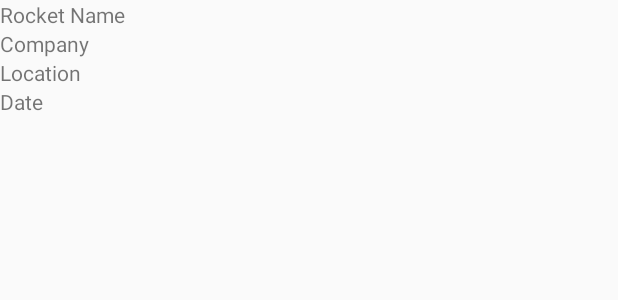
After one commit to petrasonic/launch-now-android, an Android app: the layout listview_general_rocket_info_row.xml on its own in the app's theme, with its tools: preview values and no code run, on a phone screen of 412 x 824 dp. The commit adds this screen. Shown: the top 300 px of the screen. Run offline under Robolectric (Android 15) with nearby library versions, the phone set to English and light mode, and no system bars.

Commit message:
Adding basic list view to MainActivity

```diff
--- /dev/null
+++ b/app/src/main/res/layout/listview_designed_general_rocket_info_row.xml
@@ -0,0 +1,6 @@
+<?xml version="1.0" encoding="utf-8"?>
+<LinearLayout
+    xmlns:android="http://schemas.android.com/apk/res/android" android:layout_width="match_parent"
+    android:layout_height="match_parent" android:orientation="vertical">
+
+</LinearLayout>
--- /dev/null
+++ b/app/src/main/res/layout/listview_general_rocket_info_row.xml
@@ -0,0 +1,35 @@
+<?xml version="1.0" encoding="utf-8"?>
+<LinearLayout
+    xmlns:android="http://schemas.android.com/apk/res/android" android:layout_width="match_parent"
+    android:orientation="vertical"
+    android:layout_height="match_parent">
+
+    <TextView
+        android:id="@+id/general_rocket_name"
+        android:layout_width="wrap_content"
+        android:layout_height="wrap_content"
+        android:gravity="center"
+        android:text="Rocket Name" />
+
+    <TextView
+        android:id="@+id/general_rocket_company"
+        android:layout_width="wrap_content"
+        android:layout_height="wrap_content"
+        android:gravity="center"
+        android:text="Company" />
+
+    <TextView
+        android:id="@+id/general_rocket_location"
+        android:layout_width="wrap_content"
+        android:layout_height="wrap_content"
+        android:gravity="center"
+        android:text="Location" />
+
+    <TextView
+        android:id="@+id/general_rocket_date"
+        android:layout_width="wrap_content"
+        android:layout_height="wrap_content"
+        android:gravity="center"
+        android:text="Date" />
+
+</LinearLayout>
```
Also changed, not shown: app/src/main/java/spaceappsottawa/launchnow/MainActivity.java (+34 -2 lines), app/src/main/java/spaceappsottawa/launchnow/adapters/GeneralRocketLaunchDataListViewAdapter.java (added, +89 -0 lines), app/src/main/java/spaceappsottawa/launchnow/models/RocketLaunchListViewItem.java (added, +70 -0 lines), app/src/main/res/layout/activity_main.xml (+7 -9 lines).
